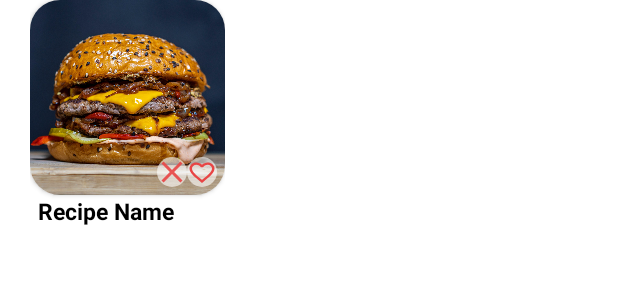
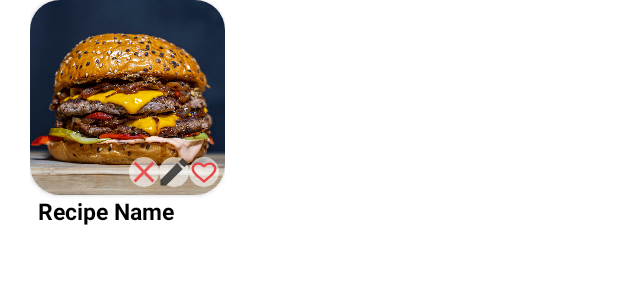
Before and after one commit to efi1397/WinningRecipe, an Android app: the layout item.xml on its own in the app's theme, with its tools: preview values and no code run, on a phone screen of 412 x 824 dp. Shown: the top 300 px of the screen. Run offline under Robolectric (Android 15) with nearby library versions, the phone set to English and light mode, and no system bars.

Commit message:
Added edit button for updating recipes.

```diff
--- a/app/src/main/java/com/example/winningrecipe/Adapters/MyAdapter.java
+++ b/app/src/main/java/com/example/winningrecipe/Adapters/MyAdapter.java
@@ -113,6 +113,16 @@ public class MyAdapter extends RecyclerView.Adapter<MyViewHolder>{
                 }
             }
         });
+        holder.editBtn.setOnClickListener(new View.OnClickListener() {
+            @Override
+            public void onClick(View view) {
+                // Toggle the isFavorite state of the corresponding Recipe object
+                Recipe recipe = dataList.get(position);
+                // Create here function that represent an edit form for the recipe and then use updateRecipe function
+                firebaseHandler.updateRecipe(user.replace(".",","),recipe.getCategory(),recipe);
+                Log.d("Remove recipe","Recipe changed successfully.");
+            }
+        });
     }
 
     @Override
@@ -126,6 +136,7 @@ public class MyAdapter extends RecyclerView.Adapter<MyViewHolder>{
 class MyViewHolder extends RecyclerView.ViewHolder{
 
     ImageButton deleteBtn;
+    ImageView editBtn;
     ImageView recipeImage;
     ImageButton favoriteBtn;
 
@@ -141,6 +152,6 @@ class MyViewHolder extends RecyclerView.ViewHolder{
         recipeConstraintLayout = itemView.findViewById(R.id.recipe_card);
         favoriteBtn = itemView.findViewById(R.id.favoriteBtn);
         deleteBtn = itemView.findViewById(R.id.deleteBtn);
-
+        editBtn = itemView.findViewById(R.id.editBtn);
     }
 }
--- /dev/null
+++ b/app/src/main/res/drawable/baseline_edit.xml
@@ -0,0 +1,5 @@
+<vector android:height="24dp"
+    android:viewportHeight="24" android:viewportWidth="24"
+    android:width="24dp" xmlns:android="http://schemas.android.com/apk/res/android">
+    <path android:fillColor="#D0272626" android:pathData="M3,17.25V21h3.75L17.81,9.94l-3.75,-3.75L3,17.25zM20.71,7.04c0.39,-0.39 0.39,-1.02 0,-1.41l-2.34,-2.34c-0.39,-0.39 -1.02,-0.39 -1.41,0l-1.83,1.83 3.75,3.75 1.83,-1.83z"/>
+</vector>
--- a/app/src/main/res/layout/item.xml
+++ b/app/src/main/res/layout/item.xml
@@ -39,22 +39,34 @@
                     android:layout_height="20dp"
                     android:layout_alignParentEnd="true"
                     android:layout_alignParentBottom="true"
-                    android:layout_marginEnd="5dp"
+                    android:layout_marginEnd="4dp"
                     android:layout_marginBottom="5dp"
                     android:background="@drawable/button_border"
                     android:src="@drawable/baseline_white_favorite_border_24" />
 
                 <ImageButton
-                    android:id="@+id/deleteBtn"
+                    android:id="@+id/editBtn"
                     android:layout_width="20dp"
                     android:layout_height="20dp"
                     android:layout_toStartOf="@id/favoriteBtn"
                     android:layout_alignTop="@id/favoriteBtn"
+                    android:layout_marginEnd="0dp"
+                    android:layout_marginBottom="5dp"
+                    android:background="@drawable/button_border"
+                    android:src="@drawable/baseline_edit" />
+
+                <ImageButton
+                    android:id="@+id/deleteBtn"
+                    android:layout_width="20dp"
+                    android:layout_height="20dp"
+                    android:layout_toStartOf="@id/editBtn"
+                    android:layout_alignTop="@id/editBtn"
                     android:background="@drawable/button_border"
                     android:src="@drawable/baseline_clear_24" />
 
             </RelativeLayout>
         </androidx.cardview.widget.CardView>
+
 
 
 
```
